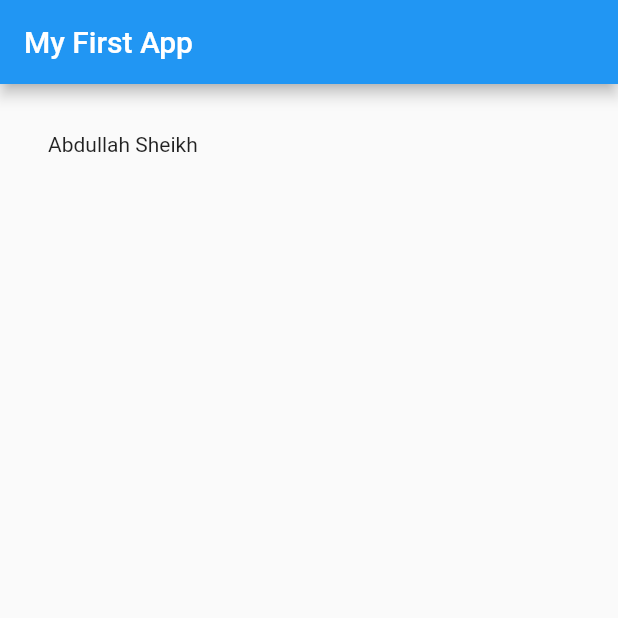
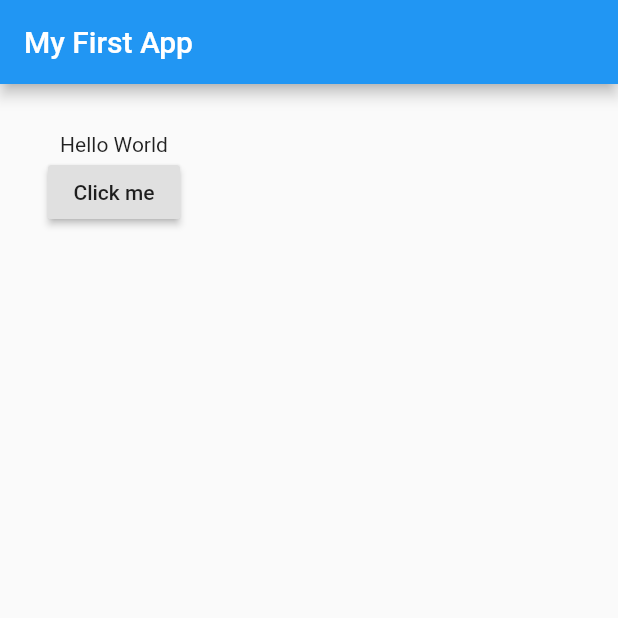
Before and after one commit to Abdullah-Sheikh/my_first_flutter_app, a Flutter app: the screen it shows after launch, on a phone screen of 412 x 824 dp, the top half of it. Run offline on Flutter 3.47's test engine with Material 2 defaults, Android fonts, the phone set to English and light mode, and no system bars.

Commit message:
Raised Buttons

```diff
--- a/lib/main.dart
+++ b/lib/main.dart
@@ -12,6 +12,15 @@ class MyApp extends StatefulWidget {
 }
 
 class _State extends State<MyApp> {
+
+  String _value = "Hello World";
+  void onPressed()
+  {
+    setState(() {
+      _value = "My name is Abdullah";
+    });
+  }
+
   @override
   Widget build(BuildContext context) {
     return new Scaffold(
@@ -22,7 +31,8 @@ class _State extends State<MyApp> {
         padding: new EdgeInsets.all(32.0),
         child: new Column(
           children: <Widget>[
-            new Text('Abdullah Sheikh')
+            new Text(_value),
+            new RaisedButton(onPressed: onPressed,child: new Text("Click me"),)
           ],
         ),
       ),
```
